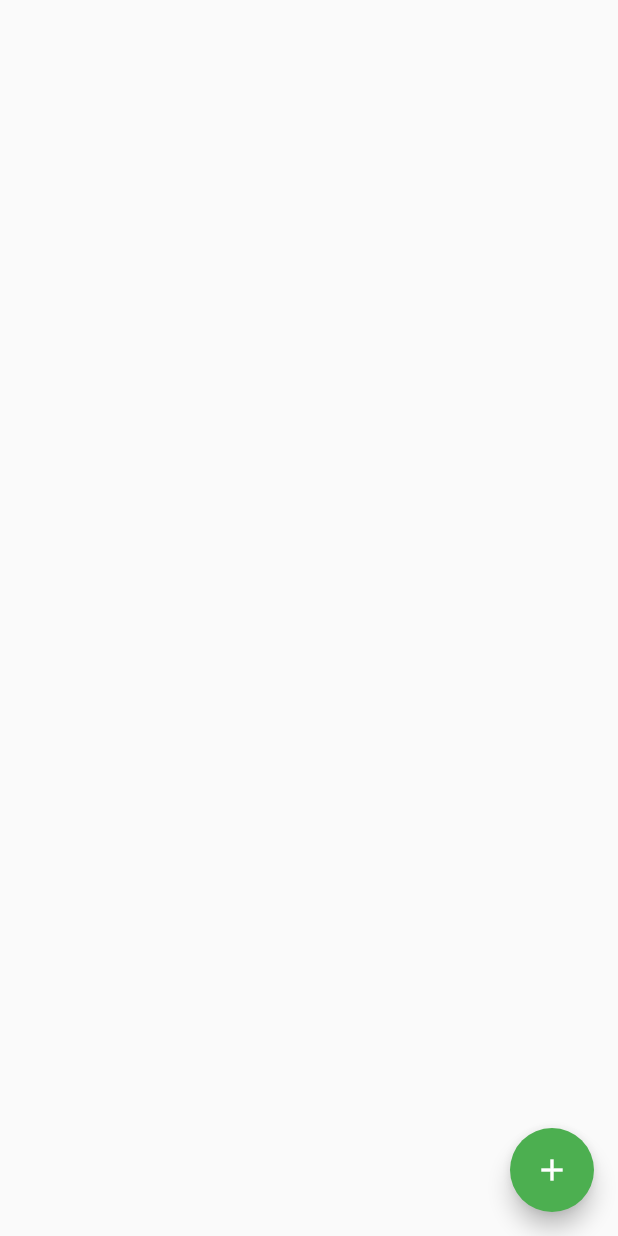
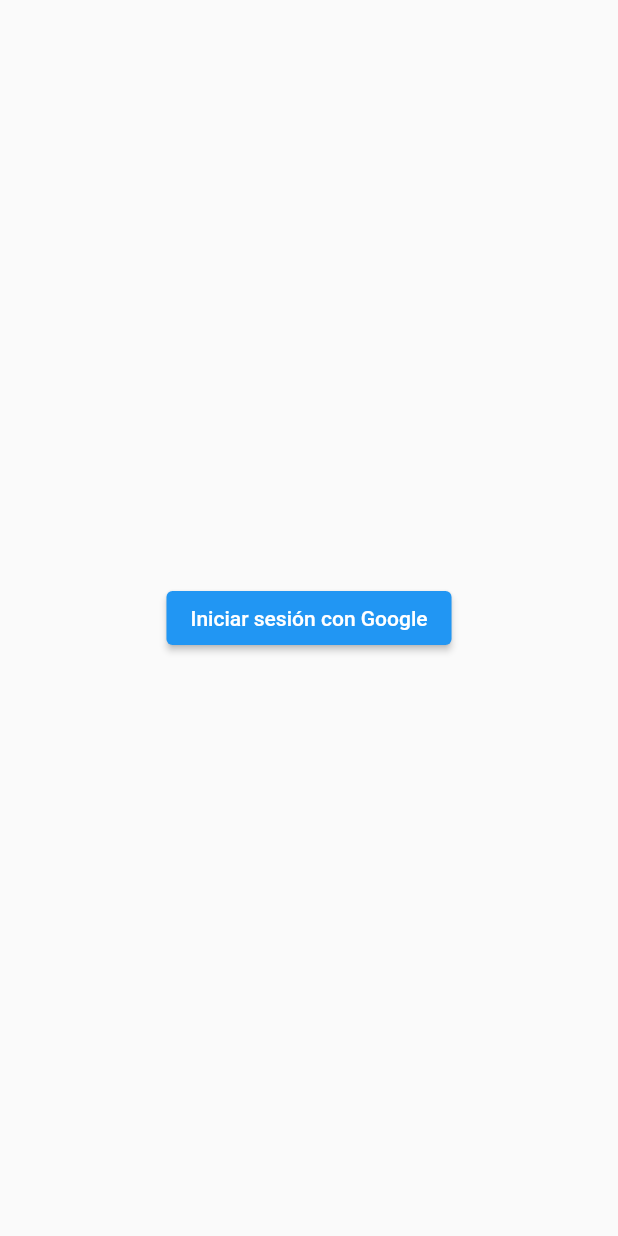
Before and after one commit to Christian1910n/istateca, a Flutter app: the screen it shows after launch, on a phone screen of 412 x 824 dp. Run offline on Flutter 3.47's test engine with Material 2 defaults, Android fonts, the light colour scheme and no system bars; our stand-ins replace google_sign_in, permission_handler; missing offline and left inert: custom_qr_generator, qrscan.

Commit message:
Iniciar con Google iOS

```diff
--- a/lib/Screens/login_page.dart
+++ b/lib/Screens/login_page.dart
@@ -1,6 +1,7 @@
 import 'package:flutter/material.dart';
 import 'package:proyectoistateca/Screens/home_screen.dart';
 import 'package:proyectoistateca/Screens/lista_libros_screen.dart';
+import 'package:google_sign_in/google_sign_in.dart';
 
 class LoginPage extends StatefulWidget {
   static String id = 'login_page';
@@ -11,19 +12,30 @@
 }
 
 class _LoginPageState extends State<LoginPage> {
+  final GoogleSignIn _googleSignIn = GoogleSignIn(
+    clientId:
+        '228677746372-9bsir5j41ojaurgn28ok1hrurb25ic7m.apps.googleusercontent.com',
+  );
+
+  Future<void> _handleSignIn() async {
+    try {
+      await _googleSignIn.signIn();
+      // una vez que el usuario haya iniciado sesión, redirige a HomeScreen
+      Navigator.pushNamed(context, HomeScreen.id);
+    } catch (error) {
+      print(error);
+    }
+  }
+
   @override
   Widget build(BuildContext context) {
     return Scaffold(
-        floatingActionButton: FloatingActionButton(
-      backgroundColor: Colors.green,
-      child: const Icon(
-        Icons.add,
+      body: Center(
+        child: ElevatedButton(
+          onPressed: _handleSignIn,
+          child: Text('Iniciar sesión con Google'),
+        ),
       ),
-      onPressed: () {
-        setState(() {
-          Navigator.pushNamed(context, HomeScreen.id);
-        });
-      },
-    ));
+    );
   }
 }
--- a/pubspec.yaml
+++ b/pubspec.yaml
@@ -43,6 +43,7 @@
   qrscan: ^0.3.3
   permission_handler: ^10.3.0
   intl: ^0.17.0
+  google_sign_in: ^6.1.4
 
 dev_dependencies:
   flutter_test:
```
Also changed, not shown: pubspec.lock, 3 other files.
